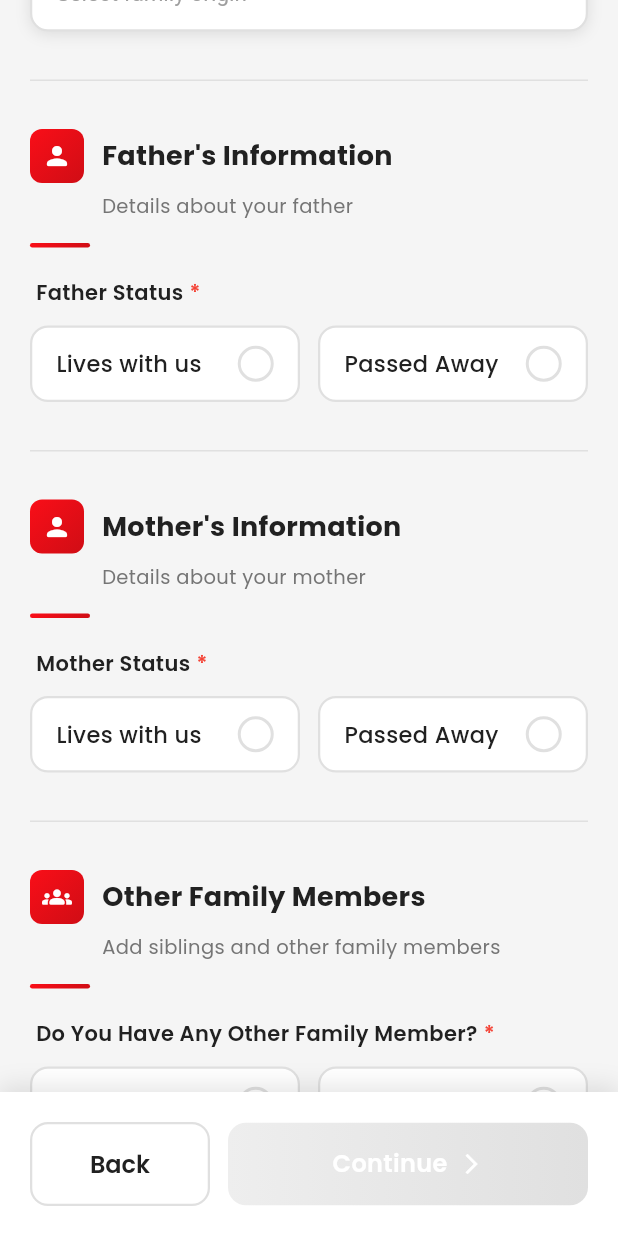
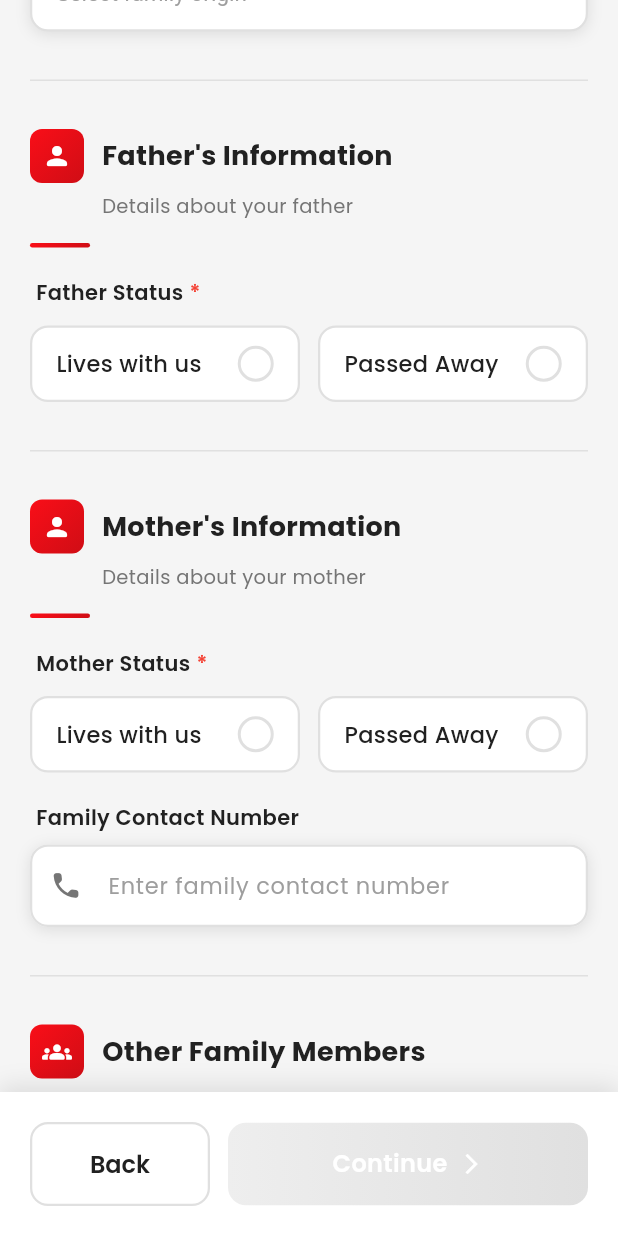
Before and after one commit to marriagestationpvtltd-lang/maapk, a Flutter app: the FamilyDetailsPage screen opened directly, scrolled down 576 dp, on a phone screen of 412 x 824 dp. Run offline on Flutter 3.47's test engine with Material 3 defaults, Android fonts, the phone set to English and light mode, and no system bars; our stand-ins replace audioplayers, cached_network_image, cloud_firestore, country_code_picker, file_picker, firebase_auth and 13 more; missing offline and left inert: agora_rtc_engine, record; accounts and stored records are empty; network calls fail.

Commit message:
Move family contact number outside mother status conditional block
Agent-Logs-Url: https://github.com/marriagestationpvtltd-lang/maapk/sessions/5f55e3d1-4410-4fe0-a6d6-b034c68b3c38

Co-authored-by: marriagestationpvtltd-lang <254104945+marriagestationpvtltd-lang@users.noreply.github.com>

```diff
--- a/msfinal/lib/Auth/Screen/signupscreen5.dart
+++ b/msfinal/lib/Auth/Screen/signupscreen5.dart
@@ -443,6 +443,15 @@ class _FamilyDetailsPageState extends State<FamilyDetailsPage>
                     ],
                   ),
 
+                  const SizedBox(height: 20),
+                  EnhancedTextField(
+                    label: "Family Contact Number",
+                    controller: _motherContactController,
+                    hint: "Enter family contact number",
+                    keyboardType: TextInputType.phone,
+                    prefixIcon: Icons.phone_rounded,
+                  ),
+
                   if (_motherStatus == "Lives with us") ...[
                     const SizedBox(height: 20),
                     EnhancedTextField(
@@ -455,14 +464,6 @@ class _FamilyDetailsPageState extends State<FamilyDetailsPage>
                           : null,
                       prefixIcon: Icons.badge_rounded,
                       validator: (value) => value?.isEmpty == true ? '' : null,
-                    ),
-                    const SizedBox(height: 20),
-                    EnhancedTextField(
-                      label: "Contact Number (Optional)",
-                      controller: _motherContactController,
-                      hint: "Enter mother's contact number",
-                      keyboardType: TextInputType.phone,
-                      prefixIcon: Icons.phone_rounded,
                     ),
                     const SizedBox(height: 20),
                     EnhancedDropdown<String>(
@@ -1113,8 +1114,7 @@ class _FamilyDetailsPageState extends State<FamilyDetailsPage>
         "motherstatus": _motherStatus ?? "",
         "mothercaste":
             _motherStatus == "Lives with us" ? (_motherCastController.text.trim()) : "",
-        "mothercontact":
-            _motherStatus == "Lives with us" ? (_motherContactController.text.trim()) : "",
+        "mothercontact": _motherContactController.text.trim(),
         "mothereducation": _motherStatus == "Lives with us" ? (_motherEducation ?? "") : "",
         "motheroccupation": _motherStatus == "Lives with us" ? (_motherOccupation ?? "") : "",
         "familyorigin": _selectedFamilyOrigin ?? "",
```
